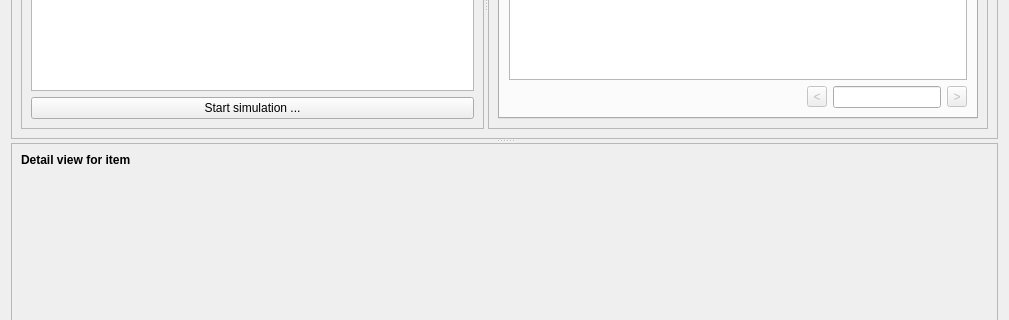
Qt form ui/simulator.ui (jopohl/urh) before a commit; both pictures show x 0 to 1009 and y 149 to 469 of the 1009 by 551 pixel window.
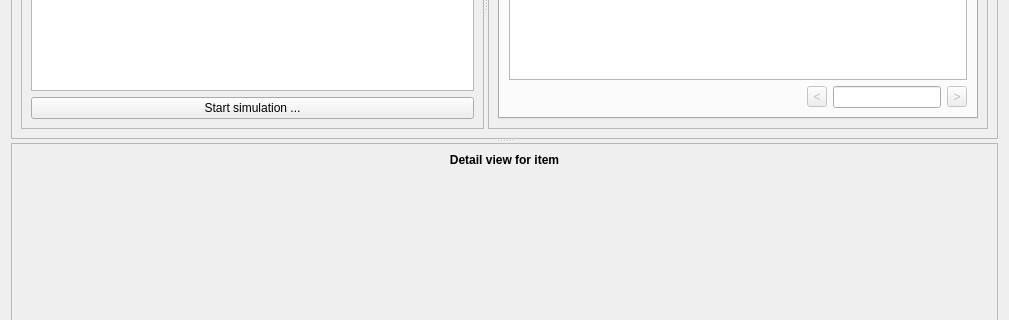
The same form after that commit. Icons and pictures are not drawn. Custom widgets are drawn as their Qt base class.

Commit message: make label name editable after creating a new label

Diff of the .ui file:
```diff
--- a/ui/simulator.ui
+++ b/ui/simulator.ui
@@ -256,25 +256,6 @@
        <enum>QFrame::Raised</enum>
       </property>
       <layout class="QGridLayout" name="gridLayout">
-       <item row="0" column="0">
-        <widget class="QLabel" name="lblMsgFieldsValues">
-         <property name="sizePolicy">
-          <sizepolicy hsizetype="Preferred" vsizetype="Fixed">
-           <horstretch>0</horstretch>
-           <verstretch>0</verstretch>
-          </sizepolicy>
-         </property>
-         <property name="font">
-          <font>
-           <weight>75</weight>
-           <bold>true</bold>
-          </font>
-         </property>
-         <property name="text">
-          <string>&lt;html&gt;&lt;head/&gt;&lt;body&gt;&lt;p&gt;Detail view for item&lt;/p&gt;&lt;/body&gt;&lt;/html&gt;</string>
-         </property>
-        </widget>
-       </item>
        <item row="3" column="0" colspan="7">
         <widget class="QStackedWidget" name="detail_view_widget">
          <property name="currentIndex">
@@ -463,6 +444,28 @@
          </widget>
         </widget>
        </item>
+       <item row="0" column="0" colspan="7">
+        <widget class="QLabel" name="lblMsgFieldsValues">
+         <property name="sizePolicy">
+          <sizepolicy hsizetype="Preferred" vsizetype="Fixed">
+           <horstretch>0</horstretch>
+           <verstretch>0</verstretch>
+          </sizepolicy>
+         </property>
+         <property name="font">
+          <font>
+           <weight>75</weight>
+           <bold>true</bold>
+          </font>
+         </property>
+         <property name="text">
+          <string>Detail view for item</string>
+         </property>
+         <property name="alignment">
+          <set>Qt::AlignCenter</set>
+         </property>
+        </widget>
+       </item>
       </layout>
      </widget>
     </widget>
```
The commit also changes 3 other files.
